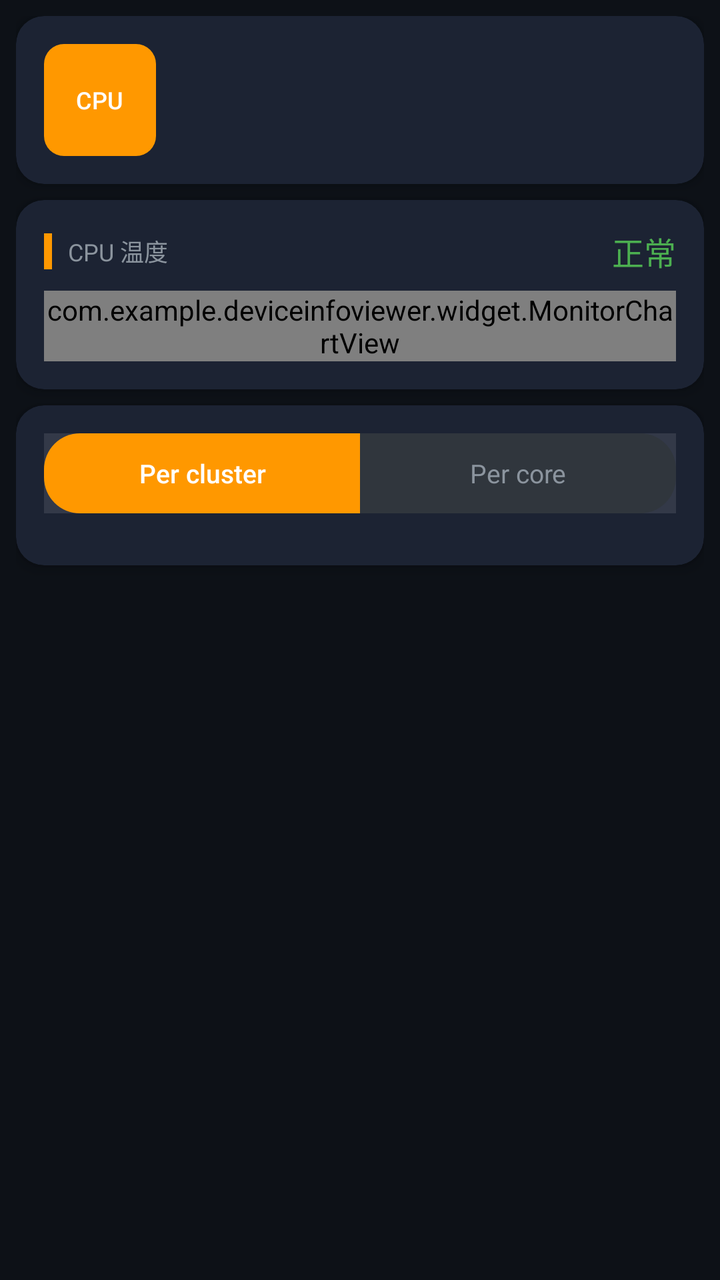
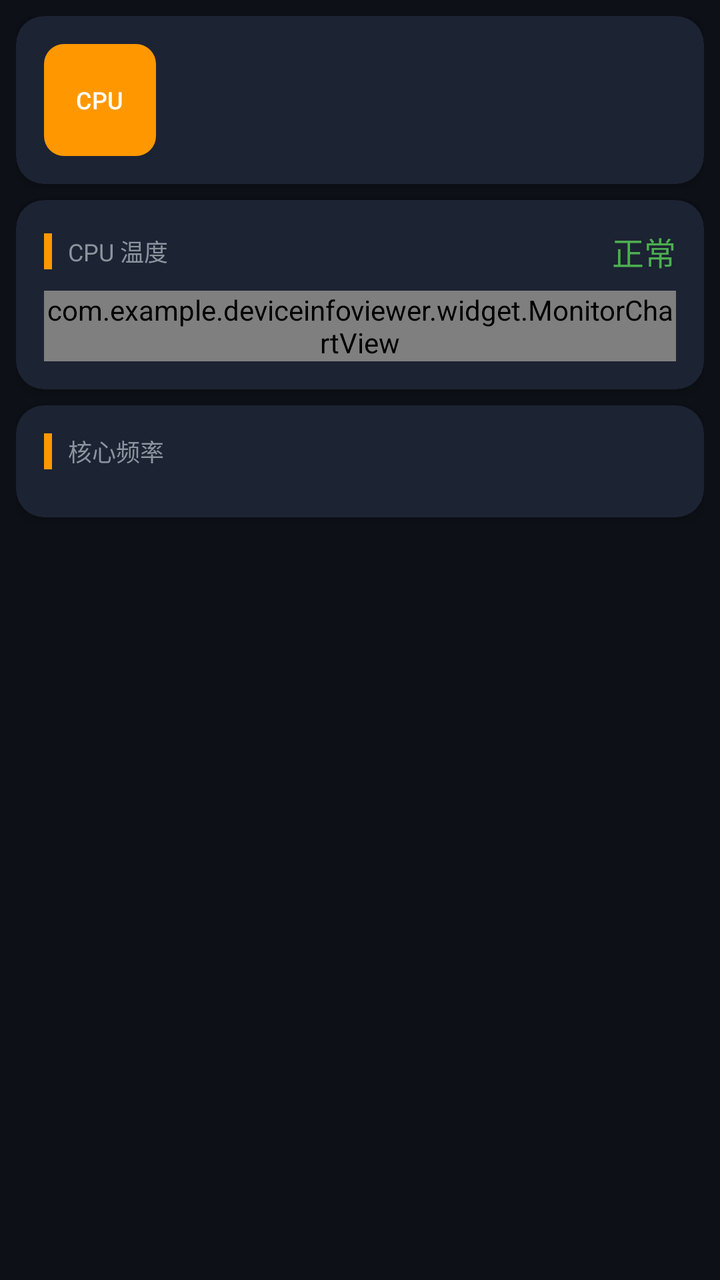

Two renders of the same Android screen: before a commit and after it. Below are the layout's source before the change and the commit's diff.
<!-- AndroidManifest.xml: application theme Theme.DeviceInfoViewer -->
<!-- res/layout/fragment_cpu.xml -->
<?xml version="1.0" encoding="utf-8"?>
<ScrollView xmlns:android="http://schemas.android.com/apk/res/android"
    xmlns:app="http://schemas.android.com/apk/res-auto"
    android:layout_width="match_parent"
    android:layout_height="match_parent"
    android:background="@color/background_dark"
    android:padding="8dp"
    android:scrollbars="none">

    <LinearLayout
        android:layout_width="match_parent"
        android:layout_height="wrap_content"
        android:orientation="vertical">

        
        <com.google.android.material.card.MaterialCardView
            android:layout_width="match_parent"
            android:layout_height="wrap_content"
            app:cardCornerRadius="14dp"
            app:cardElevation="4dp"
            app:cardBackgroundColor="@color/card_bg_dark"
            app:strokeColor="@color/card_stroke_dark"
            app:strokeWidth="0dp"
            android:layout_marginBottom="8dp">

            <LinearLayout
                android:layout_width="match_parent"
                android:layout_height="wrap_content"
                android:orientation="horizontal"
                android:padding="14dp"
                android:gravity="center_vertical">

                
                <LinearLayout
                    android:layout_width="56dp"
                    android:layout_height="56dp"
                    android:gravity="center"
                    android:background="@drawable/bg_chip_icon"
                    android:backgroundTint="@color/cpu_color"
                    android:layout_marginEnd="14dp">

                    <TextView
                        android:id="@+id/tv_chip_icon"
                        android:layout_width="wrap_content"
                        android:layout_height="wrap_content"
                        android:text="CPU"
                        android:textColor="@android:color/white"
                        android:textSize="12sp"
                        android:fontFamily="sans-serif-medium"
                        android:gravity="center" />
                </LinearLayout>

                <LinearLayout
                    android:layout_width="0dp"
                    android:layout_height="wrap_content"
                    android:layout_weight="1"
                    android:orientation="vertical">

                    <TextView
                        android:id="@+id/tv_cpu_model"
                        android:layout_width="wrap_content"
                        android:layout_height="wrap_content"
                        android:text=""
                        android:textColor="@color/text_on_dark"
                        android:textSize="20sp"
                        android:fontFamily="sans-serif-medium"
                        android:maxLines="2"
                        android:ellipsize="end" />

                    <TextView
                        android:id="@+id/tv_cpu_spec"
                        android:layout_width="wrap_content"
                        android:layout_height="wrap_content"
                        android:text=""
                        android:textColor="@color/text_on_dark_secondary"
                        android:textSize="13sp"
                        android:layout_marginTop="4dp" />
                </LinearLayout>

            </LinearLayout>
        </com.google.android.material.card.MaterialCardView>

        
        <com.google.android.material.card.MaterialCardView
            android:layout_width="match_parent"
            android:layout_height="wrap_content"
            app:cardCornerRadius="14dp"
            app:cardElevation="4dp"
            app:cardBackgroundColor="@color/card_bg_dark"
            app:strokeColor="@color/card_stroke_dark"
            app:strokeWidth="0dp"
            android:layout_marginBottom="8dp">

            <LinearLayout
                android:layout_width="match_parent"
                android:layout_height="wrap_content"
                android:orientation="vertical"
                android:padding="14dp">

                <LinearLayout
                    android:layout_width="match_parent"
                    android:layout_height="wrap_content"
                    android:orientation="horizontal"
                    android:gravity="center_vertical">

                    <View
                        android:layout_width="4dp"
                        android:layout_height="18dp"
                        android:background="@color/cpu_color"
                        android:layout_marginEnd="8dp" />

                    <TextView
                        android:layout_width="0dp"
                        android:layout_weight="1"
                        android:layout_height="wrap_content"
                        android:text="CPU 温度"
                        android:textColor="@color/text_on_dark_secondary"
                        android:textSize="12sp" />

                    <TextView
                        android:id="@+id/tv_temp_status"
                        android:layout_width="wrap_content"
                        android:layout_height="wrap_content"
                        android:text="正常"
                        android:textColor="@color/status_good"
                        android:textSize="16sp"
                        android:fontFamily="sans-serif-medium" />
                </LinearLayout>

                <com.example.deviceinfoviewer.widget.MonitorChartView
                    android:id="@+id/chart_cpu_temp"
                    android:layout_width="match_parent"
                    android:layout_height="wrap_content"
                    android:layout_marginTop="8dp" />

            </LinearLayout>
        </com.google.android.material.card.MaterialCardView>

        
        <com.google.android.material.card.MaterialCardView
            android:layout_width="match_parent"
            android:layout_height="wrap_content"
            app:cardCornerRadius="14dp"
            app:cardElevation="4dp"
            app:cardBackgroundColor="@color/card_bg_dark"
            app:strokeColor="@color/card_stroke_dark"
            app:strokeWidth="0dp"
            android:layout_marginBottom="8dp">

            <LinearLayout
                android:layout_width="match_parent"
                android:layout_height="wrap_content"
                android:orientation="vertical"
                android:padding="14dp">

                
                <LinearLayout
                    android:layout_width="match_parent"
                    android:layout_height="40dp"
                    android:orientation="horizontal"
                    android:gravity="center"
                    android:layout_marginBottom="12dp"
                    android:background="#1AFFFFFF">

                    <TextView
                        android:id="@+id/tab_cluster"
                        android:layout_width="0dp"
                        android:layout_height="match_parent"
                        android:layout_weight="1"
                        android:text="Per cluster"
                        android:gravity="center"
                        android:textSize="13sp"
                        android:background="@drawable/bg_tab_left"
                        android:backgroundTint="@color/cpu_color"
                        android:textColor="@android:color/white"
                        android:fontFamily="sans-serif-medium"
                        android:clickable="true"
                        android:focusable="true" />

                    <TextView
                        android:id="@+id/tab_per_core"
                        android:layout_width="0dp"
                        android:layout_height="match_parent"
                        android:layout_weight="1"
                        android:text="Per core"
                        android:gravity="center"
                        android:textSize="13sp"
                        android:background="@drawable/bg_tab_right"
                        android:textColor="@color/text_on_dark_secondary"
                        android:clickable="true"
                        android:focusable="true" />
                </LinearLayout>

                
                <LinearLayout
                    android:id="@+id/cluster_view"
                    android:layout_width="match_parent"
                    android:layout_height="wrap_content"
                    android:orientation="vertical" />

                
                <LinearLayout
                    android:id="@+id/per_core_view"
                    android:layout_width="match_parent"
                    android:layout_height="wrap_content"
                    android:orientation="vertical"
                    android:visibility="gone" />

            </LinearLayout>
        </com.google.android.material.card.MaterialCardView>

    </LinearLayout>
</ScrollView>
<!-- resources referenced by this layout -->
<resources>
  <color name="background_dark">#0D1117</color>
  <color name="card_bg_dark">#1C2333</color>
  <color name="card_stroke_dark">#30363D</color>
  <color name="cpu_color">#FF9800</color>
  <color name="status_good">#4CAF50</color>
  <color name="text_on_dark">#E6EDF3</color>
  <color name="text_on_dark_secondary">#8B949E</color>
  <!-- drawable bg_chip_icon (drawable) -->
  <?xml version="1.0" encoding="utf-8"?>
  <shape xmlns:android="http://schemas.android.com/apk/res/android"
      android:shape="rectangle">
      <solid android:color="@color/primary" />
      <corners android:radius="10dp" />
  </shape>
  <!-- drawable bg_tab_left (drawable) -->
  <?xml version="1.0" encoding="utf-8"?>
  <shape xmlns:android="http://schemas.android.com/apk/res/android"
      android:shape="rectangle">
      <solid android:color="@color/primary" />
      <corners android:topLeftRadius="18dp" android:bottomLeftRadius="18dp" />
  </shape>
  <!-- drawable bg_tab_right (drawable) -->
  <?xml version="1.0" encoding="utf-8"?>
  <shape xmlns:android="http://schemas.android.com/apk/res/android"
      android:shape="rectangle">
      <solid android:color="#30363D" />
      <corners android:topRightRadius="18dp" android:bottomRightRadius="18dp" />
  </shape>
  <style name="Theme.DeviceInfoViewer" parent="Theme.Material3.Light.NoActionBar">
          <item name="colorPrimary">@color/primary</item>
          <item name="colorPrimaryVariant">@color/primary_dark</item>
          <item name="colorOnPrimary">@color/on_primary</item>
          <item name="colorSecondary">@color/secondary</item>
          <item name="colorOnSecondary">@color/on_secondary</item>
          <item name="android:colorBackground">@color/background</item>
          <item name="colorOnBackground">@color/text_primary</item>
          <item name="colorSurface">@color/surface</item>
          <item name="colorOnSurface">@color/text_primary</item>
          <item name="colorError">@color/error</item>
          <item name="colorOnError">@color/on_error</item>
          <item name="android:statusBarColor">@android:color/transparent</item>
          <item name="android:navigationBarColor">@android:color/transparent</item>
          <item name="android:windowLightStatusBar">true</item>
          <item name="android:windowBackground">@color/background</item>
      </style>
  <color name="primary">#FF9800</color>
  <color name="primary_dark">#E65100</color>
  <color name="on_primary">#FFFFFF</color>
  <color name="secondary">#607D8B</color>
  <color name="on_secondary">#FFFFFF</color>
  <color name="background">#F5F5F5</color>
  <color name="text_primary">#212121</color>
  <color name="surface">#FFFFFF</color>
  <color name="error">#D32F2F</color>
  <color name="on_error">#FFFFFF</color>
</resources>

<!-- the commit's change to res/layout/fragment_cpu.xml (unified diff, before → after) -->
@@ -153,58 +153,33 @@
                 android:orientation="vertical"
                 android:padding="14dp">
 
-                
                 <LinearLayout
                     android:layout_width="match_parent"
-                    android:layout_height="40dp"
+                    android:layout_height="wrap_content"
                     android:orientation="horizontal"
-                    android:gravity="center"
-                    android:layout_marginBottom="12dp"
-                    android:background="#1AFFFFFF">
+                    android:gravity="center_vertical"
+                    android:layout_marginBottom="10dp">
+
+                    <View
+                        android:layout_width="4dp"
+                        android:layout_height="18dp"
+                        android:background="@color/cpu_color"
+                        android:layout_marginEnd="8dp" />
 
                     <TextView
-                        android:id="@+id/tab_cluster"
                         android:layout_width="0dp"
-                        android:layout_height="match_parent"
                         android:layout_weight="1"
-                        android:text="Per cluster"
-                        android:gravity="center"
-                        android:textSize="13sp"
-                        android:background="@drawable/bg_tab_left"
-                        android:backgroundTint="@color/cpu_color"
-                        android:textColor="@android:color/white"
-                        android:fontFamily="sans-serif-medium"
-                        android:clickable="true"
-                        android:focusable="true" />
-
-                    <TextView
-                        android:id="@+id/tab_per_core"
-                        android:layout_width="0dp"
-                        android:layout_height="match_parent"
-                        android:layout_weight="1"
-                        android:text="Per core"
-                        android:gravity="center"
-                        android:textSize="13sp"
-                        android:background="@drawable/bg_tab_right"
+                        android:layout_height="wrap_content"
+                        android:text="核心频率"
                         android:textColor="@color/text_on_dark_secondary"
-                        android:clickable="true"
-                        android:focusable="true" />
+                        android:textSize="12sp" />
                 </LinearLayout>
 
-                
-                <LinearLayout
-                    android:id="@+id/cluster_view"
-                    android:layout_width="match_parent"
-                    android:layout_height="wrap_content"
-                    android:orientation="vertical" />
-
-                
                 <LinearLayout
                     android:id="@+id/per_core_view"
                     android:layout_width="match_parent"
                     android:layout_height="wrap_content"
-                    android:orientation="vertical"
-                    android:visibility="gone" />
+                    android:orientation="vertical" />
 
             </LinearLayout>
         </com.google.android.material.card.MaterialCardView>
<!-- resource entries referenced after the edit -->
@@ -13,20 +13,6 @@
       android:shape="rectangle">
       <solid android:color="@color/primary" />
       <corners android:radius="10dp" />
-  </shape>
-  <!-- drawable bg_tab_left (drawable) -->
-  <?xml version="1.0" encoding="utf-8"?>
-  <shape xmlns:android="http://schemas.android.com/apk/res/android"
-      android:shape="rectangle">
-      <solid android:color="@color/primary" />
-      <corners android:topLeftRadius="18dp" android:bottomLeftRadius="18dp" />
-  </shape>
-  <!-- drawable bg_tab_right (drawable) -->
-  <?xml version="1.0" encoding="utf-8"?>
-  <shape xmlns:android="http://schemas.android.com/apk/res/android"
-      android:shape="rectangle">
-      <solid android:color="#30363D" />
-      <corners android:topRightRadius="18dp" android:bottomRightRadius="18dp" />
   </shape>
   <style name="Theme.DeviceInfoViewer" parent="Theme.Material3.Light.NoActionBar">
           <item name="colorPrimary">@color/primary</item>
